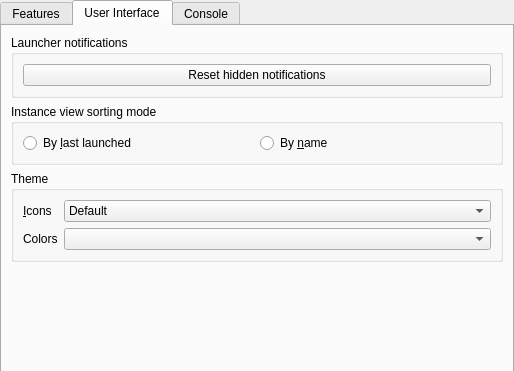
Above: launcher/ui/pages/global/LauncherPage.ui from FreesmTeam/FreesmLauncher before the change; both pictures show x 0 to 514 and y 0 to 371 of the 514 by 629 pixel window. Below: the same form after it.
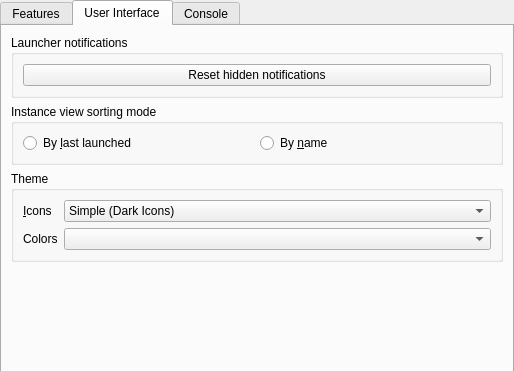
That is the form after the change. The open tabs and pages were chosen to show the change.

Commit message: Fix icons changing when exiting the settings window

The edit to the form file:
```diff
--- a/launcher/ui/pages/global/LauncherPage.ui
+++ b/launcher/ui/pages/global/LauncherPage.ui
@@ -262,11 +262,6 @@
             <property name="focusPolicy">
              <enum>Qt::StrongFocus</enum>
             </property>
-            <item>
-             <property name="text">
-              <string>Default</string>
-             </property>
-            </item>
             <item>
              <property name="text">
               <string>Simple (Dark Icons)</string>
```
Left out of the diff: 5 changed lines with no effect on the pictures. The commit also changes 1 other file.
